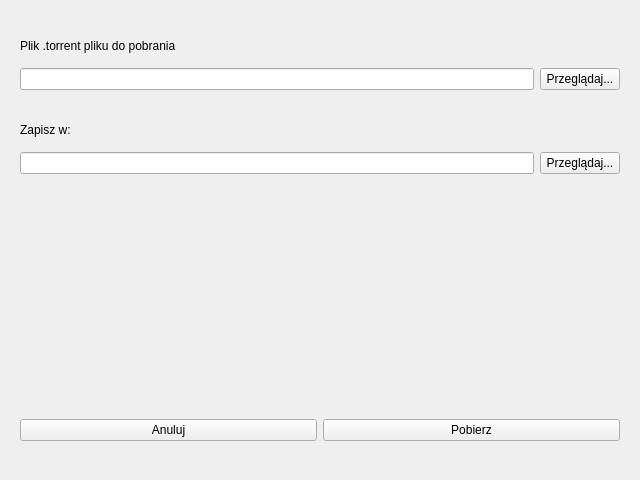
This is Client/DownloadFileWindow.ui in Fuligor/System-wymiany-plik-w-P2P as Qt 5 draws it before an edit. The edited form follows.
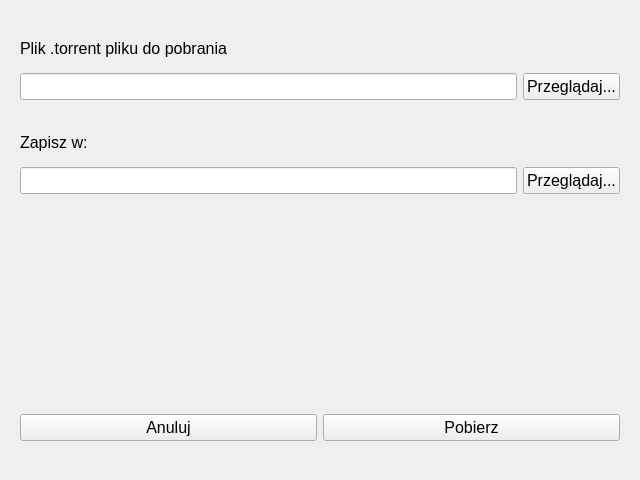
This is the edited form.

```diff
--- a/Client/DownloadFileWindow.ui
+++ b/Client/DownloadFileWindow.ui
@@ -49,6 +49,11 @@
           <verstretch>0</verstretch>
          </sizepolicy>
         </property>
+        <property name="font">
+         <font>
+          <pointsize>12</pointsize>
+         </font>
+        </property>
         <property name="text">
          <string>Plik .torrent pliku do pobrania</string>
         </property>
@@ -70,7 +75,13 @@
           <number>0</number>
          </property>
          <item>
-          <widget class="QLineEdit" name="torrentName"/>
+          <widget class="QLineEdit" name="torrentName">
+           <property name="font">
+            <font>
+             <pointsize>12</pointsize>
+            </font>
+           </property>
+          </widget>
          </item>
          <item>
           <widget class="QPushButton" name="listTorrents">
@@ -80,6 +91,11 @@
              <verstretch>0</verstretch>
             </sizepolicy>
            </property>
+           <property name="font">
+            <font>
+             <pointsize>12</pointsize>
+            </font>
+           </property>
            <property name="text">
             <string>Przeglądaj...</string>
            </property>
@@ -108,6 +124,11 @@
           <verstretch>0</verstretch>
          </sizepolicy>
         </property>
+        <property name="font">
+         <font>
+          <pointsize>12</pointsize>
+         </font>
+        </property>
         <property name="text">
          <string>Zapisz w:</string>
         </property>
@@ -129,7 +150,13 @@
           <number>0</number>
          </property>
          <item>
-          <widget class="QLineEdit" name="saveName"/>
+          <widget class="QLineEdit" name="saveName">
+           <property name="font">
+            <font>
+             <pointsize>12</pointsize>
+            </font>
+           </property>
+          </widget>
          </item>
          <item>
           <widget class="QPushButton" name="listSaves">
@@ -139,6 +166,11 @@
              <verstretch>0</verstretch>
             </sizepolicy>
            </property>
+           <property name="font">
+            <font>
+             <pointsize>12</pointsize>
+            </font>
+           </property>
            <property name="text">
             <string>Przeglądaj...</string>
            </property>
@@ -177,6 +209,11 @@
      <layout class="QHBoxLayout" name="horizontalLayout_2">
       <item>
        <widget class="QPushButton" name="Cancel">
+        <property name="font">
+         <font>
+          <pointsize>12</pointsize>
+         </font>
+        </property>
         <property name="text">
          <string>Anuluj</string>
         </property>
@@ -184,6 +221,11 @@
       </item>
       <item>
        <widget class="QPushButton" name="Download">
+        <property name="font">
+         <font>
+          <pointsize>12</pointsize>
+         </font>
+        </property>
         <property name="text">
          <string>Pobierz</string>
         </property>
```
